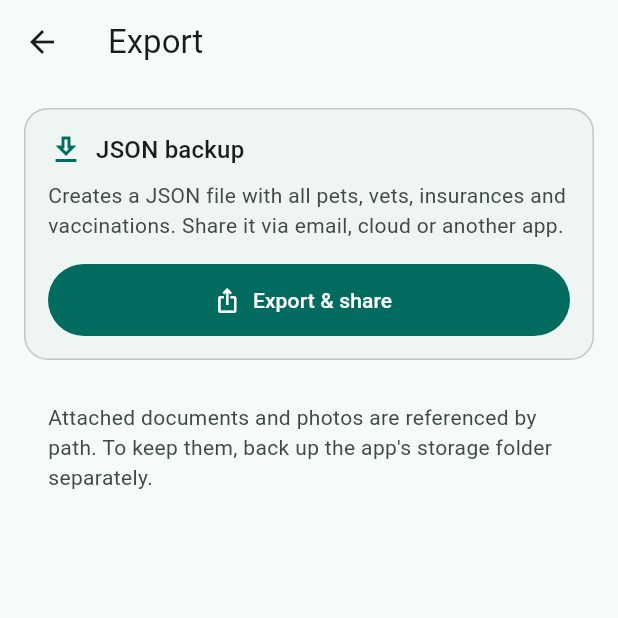
After one commit to LorkasApps/pet-passport, a Flutter app: the MoreScreen screen opened by its route, after a tap on "Export", on a phone screen of 412 x 824 dp, the top half of it. The commit adds this screen. Run offline on Flutter 3.47's test engine with Material 3 defaults, Android fonts, the light colour scheme and no system bars; our stand-ins replace drift, drift_flutter, file_picker, flutter_local_notifications, flutter_riverpod, go_router and 7 more; accounts and stored records are empty; generated files the repository leaves out were written again.

Commit message:
feat: add biometric app-lock and JSON export
- Biometric/device-credential app lock via local_auth, toggle in Settings,
  gated behind AppLockGate. Requires FlutterFragmentActivity on Android.
- JSON backup export (pets, vets, insurances, vaccinations) shared via
  share_plus, reachable from More screen.
- Fix duplicate GlobalKey crash in StatefulShellRoute: build the router
  once and drive redirects via refreshListenable instead of ref.watching
  the onboarding stream inside the provider body.

```diff
--- a/l10n.yaml
+++ b/l10n.yaml
@@ -4,4 +4,3 @@ output-dir: lib/l10n/generated
 output-localization-file: app_l10n.dart
 output-class: AppL10n
 nullable-getter: false
-synthetic-package: false
--- a/lib/app/app.dart
+++ b/lib/app/app.dart
@@ -5,6 +5,7 @@ import 'package:flutter_riverpod/flutter_riverpod.dart';
 import 'package:pet_passport/l10n/generated/app_l10n.dart';
 
 import '../features/pets/application/current_pet_provider.dart';
+import '../features/security/presentation/app_lock_gate.dart';
 import '../features/settings/application/settings_providers.dart';
 import '../features/vaccinations/application/vaccinations_providers.dart';
 import 'router.dart';
@@ -71,6 +72,8 @@ class _PetPassportAppState extends ConsumerState<PetPassportApp> {
       supportedLocales: AppL10n.supportedLocales,
       localizationsDelegates: AppL10n.localizationsDelegates,
       routerConfig: router,
+      builder: (context, child) =>
+          AppLockGate(child: child ?? const SizedBox.shrink()),
       debugShowCheckedModeBanner: false,
     );
   }
--- /dev/null
+++ b/lib/features/export_import/data/export_service.dart
@@ -0,0 +1,177 @@
+import 'dart:convert';
+import 'dart:io';
+
+import 'package:path/path.dart' as p;
+import 'package:path_provider/path_provider.dart';
+
+import '../../insurances/data/insurances_repository.dart';
+import '../../insurances/domain/insurance.dart';
+import '../../pets/data/pets_repository.dart';
+import '../../pets/domain/pet.dart';
+import '../../pets/domain/pet_enums.dart';
+import '../../vaccinations/data/vaccinations_repository.dart';
+import '../../vaccinations/domain/vaccination.dart';
+import '../../vets/data/vets_repository.dart';
+import '../../vets/domain/vet.dart';
+
+class ExportService {
+  ExportService(
+    this._pets,
+    this._vets,
+    this._insurances,
+    this._vaccinations,
+  );
+
+  final PetsRepository _pets;
+  final VetsRepository _vets;
+  final InsurancesRepository _insurances;
+  final VaccinationsRepository _vaccinations;
+
+  static const int schemaVersion = 1;
+  static const String appVersion = '0.1.0+1';
+
+  /// Builds a plain-JSON snapshot of every active pet. Media files are
+  /// referenced by their relative path — this export is intentionally
+  /// text-only, so no base64 payloads. Users who need the files should
+  /// copy the app documents folder alongside.
+  Future<Map<String, dynamic>> buildSnapshot() async {
+    final pets = await _pets.watchActivePets().first;
+    final result = <Map<String, dynamic>>[];
+    for (final pet in pets) {
+      final vets = await _vets.watchForPetUuid(pet.uuid).first;
+      final insurances = await _insurances.watchForPetUuid(pet.uuid).first;
+      final vaccinations =
+          await _vaccinations.watchForPetUuid(pet.uuid).first;
+      result.add(_petToJson(pet, vets, insurances, vaccinations));
+    }
+    return {
+      'schema_version': schemaVersion,
+      'exported_at': DateTime.now().toUtc().toIso8601String(),
+      'app_version': appVersion,
+      'pets': result,
+    };
+  }
+
+  /// Writes the snapshot to a UTF-8 JSON file in the temp dir and returns
+  /// the absolute path — caller usually hands it straight to share_plus.
+  Future<File> writeSnapshotToTempFile() async {
+    final snapshot = await buildSnapshot();
+    final tmp = await getTemporaryDirectory();
+    final stamp = DateTime.now().toIso8601String().replaceAll(':', '-');
+    final file = File(p.join(tmp.path, 'pet_passport_export_$stamp.json'));
+    await file.writeAsString(
+      const JsonEncoder.withIndent('  ').convert(snapshot),
+    );
+    return file;
+  }
+
+  Map<String, dynamic> _petToJson(
+    Pet pet,
+    List<Vet> vets,
+    List<Insurance> insurances,
+    List<Vaccination> vaccinations,
+  ) {
+    return {
+      'uuid': pet.uuid,
+      'name': pet.name,
+      'species': _speciesString(pet.species),
+      'sex': _sexString(pet.sex),
+      'is_neutered': pet.isNeutered,
+      'breed': pet.breed,
+      'date_of_birth': _dt(pet.dateOfBirth),
+      'color': pet.color,
+      'markings': pet.markings,
+      'chip_number': pet.chipNumber,
+      'tasso_number': pet.tassoNumber,
+      'tasso_registered_at': _dt(pet.tassoRegisteredAt),
+      'profile_photo_path': pet.profilePhotoPath,
+      'allergies': pet.allergies,
+      'notes': pet.notes,
+      'created_at': _dt(pet.createdAt),
+      'updated_at': _dt(pet.updatedAt),
+      'weights': [
+        for (final w in pet.weights)
+          {
+            'measured_at': _dt(w.measuredAt),
+            'weight_kg': w.weightKg,
+            'note': w.note,
+          },
+      ],
+      'vets': [
+        for (final v in vets)
+          {
+            'uuid': v.uuid,
+            'name': v.name,
+            'practice': v.practice,
+            'address': v.address,
+            'phone': v.phone,
+            'email': v.email,
+            'notes': v.notes,
+            'created_at': _dt(v.createdAt),
+            'updated_at': _dt(v.updatedAt),
+          },
+      ],
+      'insurances': [
+        for (final ins in insurances)
+          {
+            'uuid': ins.uuid,
+            'provider': ins.provider,
+            'policy_number': ins.policyNumber,
+            'contract_start': _dt(ins.contractStart),
+            'contract_end': _dt(ins.contractEnd),
+            'notes': ins.notes,
+            'created_at': _dt(ins.createdAt),
+            'updated_at': _dt(ins.updatedAt),
+            'documents': [
+              for (final d in ins.documents)
+                {
+                  'uuid': d.uuid,
+                  'file_path': d.filePath,
+                  'mime_type': d.mimeType,
+                  'original_filename': d.originalFilename,
+                  'size_bytes': d.sizeBytes,
+                  'created_at': _dt(d.createdAt),
+                },
+            ],
+          },
+      ],
+      'vaccinations': [
+        for (final vac in vaccinations)
+          {
+            'uuid': vac.uuid,
+            'vaccine_name': vac.vaccineName,
+            'administered_at': _dt(vac.administeredAt),
+            'next_due_at': _dt(vac.nextDueAt),
+            'vet_uuid': vac.vetUuid,
+            'batch_number': vac.batchNumber,
+            'notes': vac.notes,
+            'created_at': _dt(vac.createdAt),
+            'updated_at': _dt(vac.updatedAt),
+            'documents': [
+              for (final d in vac.documents)
+                {
+                  'uuid': d.uuid,
+                  'file_path': d.filePath,
+                  'mime_type': d.mimeType,
+                  'original_filename': d.originalFilename,
+                  'size_bytes': d.sizeBytes,
+                  'created_at': _dt(d.createdAt),
+                },
+            ],
+          },
+      ],
+    };
+  }
+
+  String? _dt(DateTime? dt) => dt?.toUtc().toIso8601String();
+
+  String _speciesString(Species s) => switch (s) {
+        Species.dog => 'dog',
+        Species.cat => 'cat',
+      };
+
+  String _sexString(Sex s) => switch (s) {
+        Sex.male => 'male',
+        Sex.female => 'female',
+      };
+}
--- /dev/null
+++ b/lib/features/export_import/presentation/export_screen.dart
@@ -0,0 +1,119 @@
+import 'package:flutter/material.dart';
+import 'package:flutter_riverpod/flutter_riverpod.dart';
+import 'package:pet_passport/l10n/generated/app_l10n.dart';
+import 'package:share_plus/share_plus.dart';
+
+import '../application/export_providers.dart';
+
+class ExportScreen extends ConsumerStatefulWidget {
+  const ExportScreen({super.key});
+
+  @override
+  ConsumerState<ExportScreen> createState() => _ExportScreenState();
+}
+
+class _ExportScreenState extends ConsumerState<ExportScreen> {
+  bool _busy = false;
+  String? _lastError;
+
+  Future<void> _export() async {
+    setState(() {
+      _busy = true;
+      _lastError = null;
+    });
+    try {
+      final service = ref.read(exportServiceProvider);
+      final file = await service.writeSnapshotToTempFile();
+      await Share.shareXFiles(
+        [XFile(file.path, mimeType: 'application/json')],
+        subject: 'Pet Passport Export',
+      );
+    } catch (e) {
+      setState(() => _lastError = '$e');
+    } finally {
+      if (mounted) setState(() => _busy = false);
+    }
+  }
+
+  @override
+  Widget build(BuildContext context) {
+    final l = AppL10n.of(context);
+    final scheme = Theme.of(context).colorScheme;
+    return Scaffold(
+      appBar: AppBar(title: Text(l.exportTitle)),
+      body: ListView(
+        padding: const EdgeInsets.all(16),
+        children: [
+          Card(
+            child: Padding(
+              padding: const EdgeInsets.all(16),
+              child: Column(
+                crossAxisAlignment: CrossAxisAlignment.start,
+                children: [
+                  Row(
+                    children: [
+                      Icon(Icons.download_outlined, color: scheme.primary),
+                      const SizedBox(width: 8),
+                      Expanded(
+                        child: Text(
+                          l.exportJsonTitle,
+                          style: Theme.of(context).textTheme.titleMedium,
+                        ),
+                      ),
+                    ],
+                  ),
+                  const SizedBox(height: 8),
+                  Text(
+                    l.exportJsonHelp,
+                    style: TextStyle(color: scheme.onSurfaceVariant),
+                  ),
+                  const SizedBox(height: 16),
+                  SizedBox(
+                    width: double.infinity,
+                    child: FilledButton.icon(
+                      onPressed: _busy ? null : _export,
+                      icon: _busy
+                          ? const SizedBox(
+                              height: 18,
+                              width: 18,
+                              child:
+                                  CircularProgressIndicator(strokeWidth: 2),
+                            )
+                          : const Icon(Icons.ios_share),
+                      label: Text(l.exportJsonAction),
+                      style: FilledButton.styleFrom(
+                        minimumSize: const Size.fromHeight(48),
+                      ),
+                    ),
+                  ),
+                ],
+              ),
+            ),
+          ),
+          if (_lastError != null) ...[
+            const SizedBox(height: 12),
+            Card(
+              color: scheme.errorContainer,
+              child: ListTile(
+                leading: Icon(Icons.error_outline,
+                    color: scheme.onErrorContainer),
+                title: Text(
+                  _lastError!,
+                  style: TextStyle(color: scheme.onErrorContainer),
+                ),
+              ),
+            ),
+          ],
+          const SizedBox(height: 12),
+          Padding(
+            padding: const EdgeInsets.all(16),
+            child: Text(
+              l.exportMediaNote,
+              style: TextStyle(color: scheme.onSurfaceVariant),
+            ),
+          ),
+        ],
+      ),
+    );
+  }
+}
--- a/lib/features/more/presentation/more_screen.dart
+++ b/lib/features/more/presentation/more_screen.dart
@@ -33,6 +33,12 @@ class MoreScreen extends ConsumerWidget {
         ),
         const Divider(),
         ListTile(
+          leading: const Icon(Icons.ios_share),
+          title: Text(l.exportTitle),
+          onTap: () => context.push('/export'),
+        ),
+        const Divider(),
+        ListTile(
           leading: const Icon(Icons.pets_outlined),
           title: Text(l.moreManagePets),
           onTap: () => context.push('/pets'),
--- a/lib/l10n/app_de.arb
+++ b/lib/l10n/app_de.arb
@@ -163,5 +163,22 @@
   "settingsReminderLead": "Vorlauf Impf-Erinnerung",
   "settingsReminderLeadValue": "{days, plural, =1{1 Tag vorher} other{{days} Tage vorher}}",
 
+  "settingsSecurity": "Sicherheit",
+  "settingsAppLock": "App-Sperre",
+  "settingsAppLockHelp": "Fingerabdruck oder Gerätcode zum Öffnen der App erforderlich.",
+  "settingsAppLockUnavailable": "Auf diesem Gerät ist keine biometrische oder PIN-Authentifizierung eingerichtet.",
+
+  "appLockReason": "Pet Passport entsperren",
+  "appLockSignInTitle": "Authentifizierung erforderlich",
+  "appLockLockedTitle": "Gesperrt",
+  "appLockLockedBody": "Authentifiziere dich, um fortzufahren.",
+  "appLockUnlock": "Entsperren",
+
+  "exportTitle": "Export",
+  "exportJsonTitle": "JSON-Backup",
+  "exportJsonHelp": "Erstellt eine JSON-Datei mit allen Tieren, Tierärzten, Versicherungen und Impfungen. Über Mail, Cloud oder eine andere App teilen.",
+  "exportJsonAction": "Exportieren & teilen",
+  "exportMediaNote": "Angehängte Dokumente und Fotos werden nur per Pfad referenziert. Um sie mitzusichern, den App-Speicherordner separat sichern.",
+
   "overviewCount": "{count, plural, =0{Keine} =1{1 Eintrag} other{{count} Einträge}}"
 }
--- a/lib/l10n/app_en.arb
+++ b/lib/l10n/app_en.arb
@@ -198,6 +198,23 @@
     "placeholders": {"days": {"type": "int"}}
   },
 
+  "settingsSecurity": "Security",
+  "settingsAppLock": "App lock",
+  "settingsAppLockHelp": "Require biometric or device credential to open the app.",
+  "settingsAppLockUnavailable": "No biometric or device credential set up on this device.",
+
+  "appLockReason": "Unlock Pet Passport",
+  "appLockSignInTitle": "Authentication required",
+  "appLockLockedTitle": "Locked",
+  "appLockLockedBody": "Authenticate to continue.",
+  "appLockUnlock": "Unlock",
+
+  "exportTitle": "Export",
+  "exportJsonTitle": "JSON backup",
+  "exportJsonHelp": "Creates a JSON file with all pets, vets, insurances and vaccinations. Share it via email, cloud or another app.",
+  "exportJsonAction": "Export & share",
+  "exportMediaNote": "Attached documents and photos are referenced by path. To keep them, back up the app's storage folder separately.",
+
   "overviewCount": "{count, plural, =0{None} =1{1 entry} other{{count} entries}}",
   "@overviewCount": {
     "placeholders": {
--- a/pubspec.yaml
+++ b/pubspec.yaml
@@ -45,6 +45,12 @@ dependencies:
   # Emergency QR card
   qr_flutter: ^4.1.0
 
+  # Share generated backup files (JSON export)
+  share_plus: ^10.0.2
+
+  # Biometric app-lock
+  local_auth: ^2.3.0
+
   # Utility
   path_provider: ^2.1.5
   path: ^1.9.1
```
Also changed, not shown: lib/app/router.dart (+15 -2 lines), lib/features/export_import/application/export_providers.dart (added, +16 -0 lines), lib/features/security/application/app_lock_providers.dart (added, +53 -0 lines), lib/features/security/presentation/app_lock_gate.dart (added, +132 -0 lines), lib/features/settings/presentation/settings_screen.dart (+30 -0 lines), lib/l10n/generated/app_l10n.dart, lib/l10n/generated/app_l10n_de.dart, lib/l10n/generated/app_l10n_en.dart, pubspec.lock, 2 other files.
